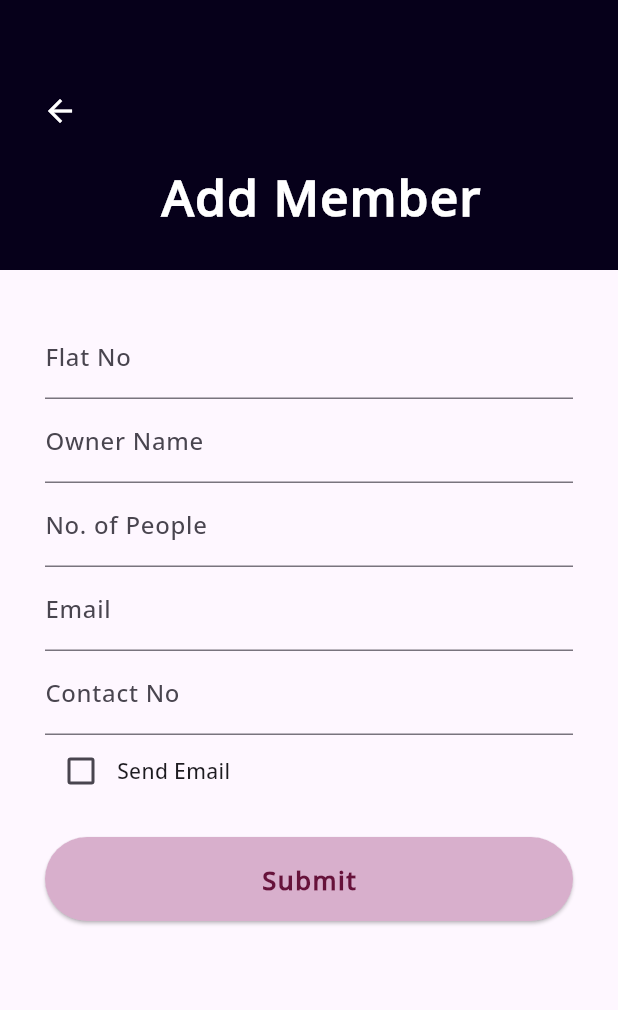
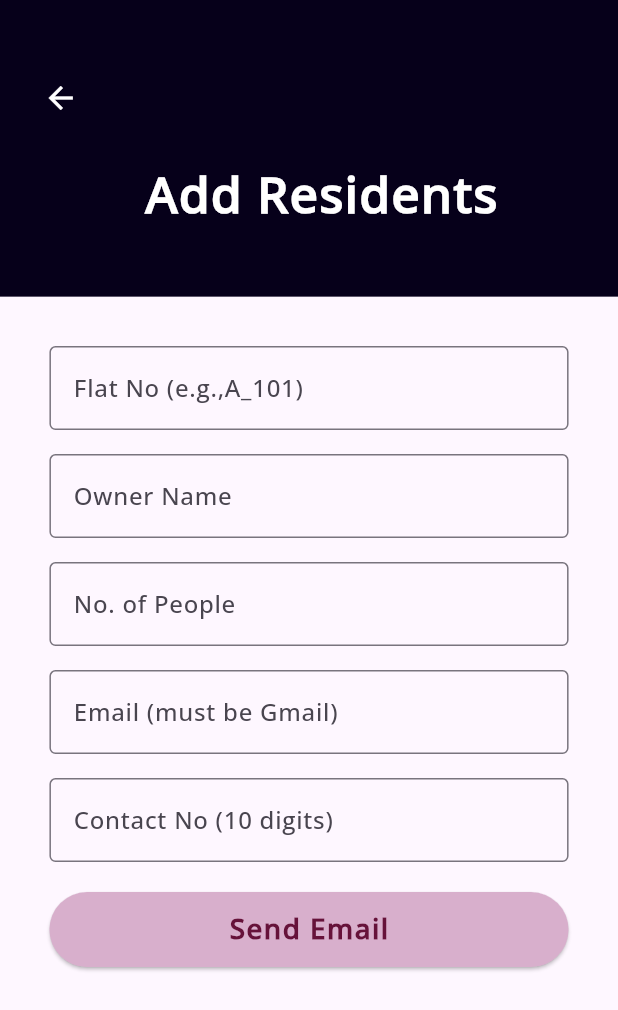
Before and after one commit to hemanshi08/FlatMate, a Flutter app: the AddMemberForm screen opened directly with empty values, on a phone screen of 412 x 824 dp. Shown: the top 1010 px of the screen. Run offline on Flutter 3.47's test engine with Material 3 defaults, Android fonts, the phone set to English and light mode, and no system bars; our stand-ins replace firebase_auth, firebase_core, firebase_database; accounts and stored records are empty.

Commit message:
add email configuration

```diff
--- a/lib/admin/addmemeber_form.dart
+++ b/lib/admin/addmemeber_form.dart
@@ -1,4 +1,6 @@
+import 'dart:math';
 import 'package:flutter/material.dart';
+import '../email_service.dart'; // Import the updated email service
 
 class AddMemberForm extends StatefulWidget {
   final Function(Map<String, String>) onMemberAdded;
@@ -17,68 +19,122 @@ class _AddMemberFormState extends State<AddMemberForm> {
   final TextEditingController _peopleController = TextEditingController();
   final TextEditingController _emailController = TextEditingController();
   final TextEditingController _contactNoController = TextEditingController();
-  bool _hasPets = false; // Checkbox for pets
+  bool _isSendingEmail = false; // Loading state
 
   void _submitForm() {
     if (_formKey.currentState!.validate()) {
+      setState(() {
+        _isSendingEmail = true; // Set loading state
+      });
+
       final newMember = {
         'flatNo': _flatNoController.text,
         'ownerName': _ownerNameController.text,
         'people': _peopleController.text,
         'email': _emailController.text,
         'contactNo': _contactNoController.text,
-        'hasPets': _hasPets.toString(), // Convert bool to string for storage
       };
       widget.onMemberAdded(newMember);
-      Navigator.pop(context); // Go back after adding member
+
+      final flatNo = _flatNoController.text;
+      final username = 'wings_$flatNo';
+      final password = _generateRandomPassword();
+
+      _sendEmailToMember(
+        email: _emailController.text,
+        flatNo: flatNo,
+        ownerName: _ownerNameController.text,
+        people: _peopleController.text,
+        contactNo: _contactNoController.text,
+        username: username,
+        password: password,
+      ).then((_) {
+        ScaffoldMessenger.of(context).showSnackBar(
+          SnackBar(content: Text('Email sent successfully')),
+        );
+      }).catchError((error) {
+        ScaffoldMessenger.of(context).showSnackBar(
+          SnackBar(content: Text('Failed to send email: $error')),
+        );
+      }).whenComplete(() {
+        setState(() {
+          _isSendingEmail = false; // Reset loading state
+        });
+        Navigator.pop(context);
+      });
+    } else {
+      setState(() {});
     }
+  }
+
+  Future<void> _sendEmailToMember({
+    required String email,
+    required String flatNo,
+    required String ownerName,
+    required String people,
+    required String contactNo,
+    required String username,
+    required String password,
+  }) async {
+    final emailService = EmailService();
+    await emailService.sendEmail(
+      ownerName: ownerName,
+      username: username,
+      password: password,
+      email: email,
+    );
+  }
+
+  String _generateRandomPassword() {
+    const characters =
+        'ABCDEFGHIJKLMNOPQRSTUVWXYZabcdefghijklmnopqrstuvwxyz0123456789!@#\$%^&*()'; // Include symbols for better security
+    Random random = Random();
+    return String.fromCharCodes(Iterable.generate(
+      8, // Length of the generated password
+      (_) => characters.codeUnitAt(random.nextInt(characters.length)),
+    ));
   }
 
   @override
   Widget build(BuildContext context) {
+    final screenWidth = MediaQuery.of(context).size.width;
+    final screenHeight = MediaQuery.of(context).size.height;
+
     return Scaffold(
       appBar: AppBar(
-        toolbarHeight: 180, // Keep your toolbar height as you wanted
+        toolbarHeight: screenHeight * 0.24,
         backgroundColor: const Color(0xFF06001A),
-        automaticallyImplyLeading:
-            false, // Disable default back button behavior
+        automaticallyImplyLeading: false,
         flexibleSpace: Padding(
-          padding: const EdgeInsets.only(
-              left: 16, top: 50), // Adjust padding as needed
+          padding: EdgeInsets.only(
+              left: screenWidth * 0.04, top: screenHeight * 0.05),
           child: Column(
             crossAxisAlignment: CrossAxisAlignment.start,
             children: [
-              // Back Arrow Icon
               IconButton(
-                icon: Icon(
-                  Icons.arrow_back,
-                  color: Colors.white,
+                icon: Icon(Icons.arrow_back, color: Colors.white),
+                onPressed: () => Navigator.pop(context),
               ),
-                onPressed: () {
-                  Navigator.pop(context);
-                },
-              ),
-              // Title
-              SizedBox(height: 10),
+              SizedBox(height: screenHeight * 0.02),
               Center(
                 child: Text(
-                  "Add Member",
+                  "Add Residents",
                   style: TextStyle(
                     color: Colors.white,
                     fontWeight: FontWeight.bold,
-                    fontSize: 33,
+                    fontSize: screenWidth * 0.08,
                     letterSpacing: 1,
                   ),
                 ),
               ),
-              Spacer(), // Optional: Adjust the spacing between the title and other elements if needed
+              Spacer(),
             ],
           ),
         ),
       ),
       body: SingleChildScrollView(
-        child: Padding(
-          padding: const EdgeInsets.all(30.0),
+        // Make the body scrollable
+        padding: EdgeInsets.all(screenWidth * 0.08),
         child: Form(
           key: _formKey,
           child: Column(
@@ -86,87 +142,94 @@ class _AddMemberFormState extends State<AddMemberForm> {
             children: [
               TextFormField(
                 controller: _flatNoController,
-                  decoration: InputDecoration(labelText: 'Flat No'),
+                decoration: InputDecoration(
+                  labelText: 'Flat No (e.g.,A_101)',
+                  border: OutlineInputBorder(),
+                ),
                 validator: (value) {
                   if (value!.isEmpty) {
                     return 'Please enter flat number';
                   }
-                    return null;
-                  },
-                ),
-                TextFormField(
-                  controller: _ownerNameController,
-                  decoration: InputDecoration(labelText: 'Owner Name'),
-                  validator: (value) {
-                    if (value!.isEmpty) {
-                      return 'Please enter owner name';
+                  if (!RegExp(r'^(A_)\d+$').hasMatch(value)) {
+                    return 'Flat number must start with "wings no_flat no" followed by digits';
                   }
                   return null;
                 },
               ),
+              SizedBox(height: 16),
+              TextFormField(
+                controller: _ownerNameController,
+                decoration: InputDecoration(
+                  labelText: 'Owner Name',
+                  border: OutlineInputBorder(),
+                ),
+                validator: (value) =>
+                    value!.isEmpty ? 'Please enter owner name' : null,
+              ),
+              SizedBox(height: 16),
               TextFormField(
                 controller: _peopleController,
-                  decoration: InputDecoration(labelText: 'No. of People'),
+                decoration: InputDecoration(
+                  labelText: 'No. of People',
+                  border: OutlineInputBorder(),
+                ),
+                validator: (value) =>
+                    value!.isEmpty ? 'Please enter number of people' : null,
+              ),
+              SizedBox(height: 16),
+              TextFormField(
+                controller: _emailController,
+                decoration: InputDecoration(
+                  labelText: 'Email (must be Gmail)',
+                  border: OutlineInputBorder(),
+                ),
                 validator: (value) {
-                    if (value!.isEmpty) {
-                      return 'Please enter the number of people';
+                  if (value!.isEmpty ||
+                      !RegExp(r'^[a-zA-Z0-9._%+-]+@gmail\.com$')
+                          .hasMatch(value)) {
+                    return 'Enter a valid Gmail address';
                   }
                   return null;
                 },
               ),
+              SizedBox(height: 16),
               TextFormField(
-                  controller: _emailController,
-                  decoration: InputDecoration(labelText: 'Email'),
+                controller: _contactNoController,
+                decoration: InputDecoration(
+                  labelText: 'Contact No (10 digits)',
+                  border: OutlineInputBorder(),
+                ),
+                keyboardType: TextInputType.phone,
                 validator: (value) {
-                    if (value!.isEmpty ||
-                        !RegExp(r'^[^@]+@[^@]+\.[^@]+').hasMatch(value)) {
-                      return 'Enter a valid email';
+                  if (value!.isEmpty) {
+                    return 'Please enter contact number';
+                  }
+                  if (!RegExp(r'^\d{10}$').hasMatch(value)) {
+                    return 'Contact number must be exactly 10 digits';
                   }
                   return null;
                 },
               ),
-                TextFormField(
-                  controller: _contactNoController,
-                  decoration: InputDecoration(labelText: 'Contact No'),
-                  keyboardType: TextInputType.phone,
-                  validator: (value) {
-                    if (value!.isEmpty ||
-                        !RegExp(r'^\d{10}$').hasMatch(value)) {
-                      return 'Enter a valid 10-digit contact number';
-                    }
-                    return null;
-                  },
-                ),
-                Row(
-                  children: [
-                    Checkbox(
-                      value: _hasPets,
-                      onChanged: (value) {
-                        setState(() {
-                          _hasPets = value!;
-                        });
-                      },
-                    ),
-                    Text('Send Email'),
-                  ],
-                ),
               SizedBox(height: 20),
-                ElevatedButton(
-                  onPressed: _submitForm,
+              Center(
+                child: _isSendingEmail
+                    ? CircularProgressIndicator() // Show loading indicator
+                    : ElevatedButton(
                         style: ElevatedButton.styleFrom(
                           backgroundColor: const Color(0xFFD8AFCC),
                           padding: EdgeInsets.symmetric(
-                      vertical: 16.0,
+                              vertical: screenHeight * 0.01),
+                          minimumSize: Size(double.infinity, 50),
                         ),
-                    minimumSize: Size(double.infinity, 50), // Full-width button
-                  ),
+                        onPressed: _submitForm,
                         child: Text(
-                    'Submit',
+                          'Send Email',
                           style: TextStyle(
                             color: const Color(0xFF66123A),
-                      fontSize: 17,
+                            fontSize: screenWidth * 0.045,
                             fontWeight: FontWeight.bold,
                             letterSpacing: 1,
+                          ),
                         ),
                       ),
               ),
@@ -174,7 +237,6 @@ class _AddMemberFormState extends State<AddMemberForm> {
           ),
         ),
       ),
-      ),
     );
   }
 }
--- a/pubspec.yaml
+++ b/pubspec.yaml
@@ -48,10 +48,13 @@ dependencies:
   firebase_analytics: ^11.3.3
   firebase_crashlytics: ^4.1.3
   firebase_database: ^11.1.4
+  flutter_email_sender: ^6.0.3
+  http: ^1.2.2
 
 dev_dependencies:
   flutter_test:
     sdk: flutter
+  js: ^0.6.3
 
   # The "flutter_lints" package below contains a set of recommended lints to
   # encourage good coding practices. The lint set provided by the package is
```
Also changed, not shown: lib/email_service.dart (added, +43 -0 lines), pubspec.lock, 3 other files. Lines whose indentation alone changed are shown as unchanged.
